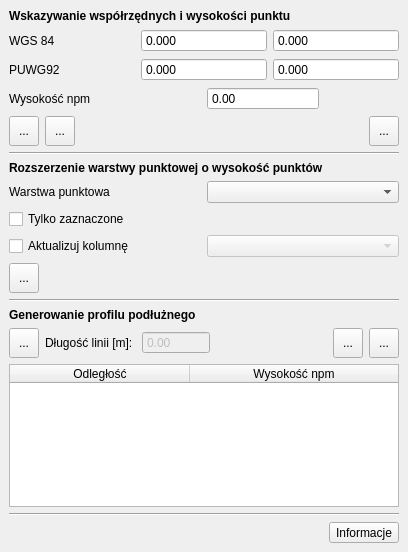
Above: gissupport_plugin/modules/gugik_nmt/gui/gugik_nmt_plugin_dockwidget_base.ui from gis-support/gis-support-plugin before the change. Below: the same form after it.
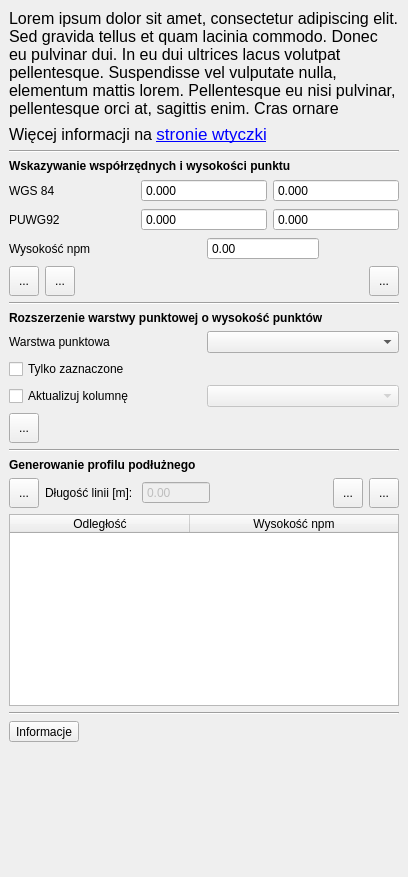
That is the form after the change. Custom widgets are drawn as their Qt base class.

The edit to the form file:
```diff
--- a/gissupport_plugin/modules/gugik_nmt/gui/gugik_nmt_plugin_dockwidget_base.ui
+++ b/gissupport_plugin/modules/gugik_nmt/gui/gugik_nmt_plugin_dockwidget_base.ui
@@ -7,13 +7,13 @@
     <x>0</x>
     <y>0</y>
     <width>408</width>
-    <height>552</height>
+    <height>877</height>
    </rect>
   </property>
   <property name="minimumSize">
    <size>
     <width>408</width>
-    <height>552</height>
+    <height>698</height>
    </size>
   </property>
   <property name="windowTitle">
@@ -21,6 +21,47 @@
   </property>
   <widget class="QWidget" name="dockWidgetContents">
    <layout class="QVBoxLayout" name="verticalLayout_3">
+    <item>
+     <widget class="QLabel" name="infoLabel">
+      <property name="text">
+       <string>&lt;html&gt;&lt;head/&gt;&lt;body&gt;&lt;p&gt;&lt;span style=&quot; font-size:12pt;&quot;&gt;Lorem ipsum dolor sit amet, consectetur adipiscing elit. Sed gravida tellus et quam lacinia commodo. Donec eu pulvinar dui. In eu dui ultrices lacus volutpat pellentesque. Suspendisse vel vulputate nulla, elementum mattis lorem. Pellentesque eu nisi pulvinar, pellentesque orci at, sagittis enim. Cras ornare&lt;/span&gt;&lt;/p&gt;&lt;/body&gt;&lt;/html&gt;</string>
+      </property>
+      <property name="textFormat">
+       <enum>Qt::RichText</enum>
+      </property>
+      <property name="wordWrap">
+       <bool>true</bool>
+      </property>
+     </widget>
+    </item>
+    <item>
+     <widget class="QLabel" name="moreinfoLabel">
+      <property name="font">
+       <font>
+        <pointsize>8</pointsize>
+        <italic>false</italic>
+        <bold>false</bold>
+        <kerning>true</kerning>
+       </font>
+      </property>
+      <property name="text">
+       <string>&lt;html&gt;&lt;head/&gt;&lt;body&gt;&lt;p&gt;&lt;span style=&quot; font-size:12pt;&quot;&gt;Więcej informacji na &lt;/span&gt;&lt;a href=&quot;https://gis-support.pl/wtyczka-gis-support/&quot;&gt;&lt;span style=&quot; font-size:13pt; text-decoration: underline; color:#0000ff;&quot;&gt;stronie wtyczki&lt;/span&gt;&lt;/a&gt;&lt;/p&gt;&lt;/body&gt;&lt;/html&gt;</string>
+      </property>
+      <property name="textFormat">
+       <enum>Qt::RichText</enum>
+      </property>
+      <property name="openExternalLinks">
+       <bool>true</bool>
+      </property>
+     </widget>
+    </item>
+    <item>
+     <widget class="Line" name="infoLine">
+      <property name="orientation">
+       <enum>Qt::Horizontal</enum>
+      </property>
+     </widget>
+    </item>
     <item>
      <widget class="QLabel" name="label_4">
       <property name="text">
@@ -466,7 +507,7 @@
       </property>
      </widget>
     </item>
-    <item alignment="Qt::AlignRight">
+    <item>
      <widget class="QToolButton" name="tbInfos">
       <property name="text">
        <string>Informacje</string>
```
Left out of the diff: 2 changed lines with no effect on the pictures.
